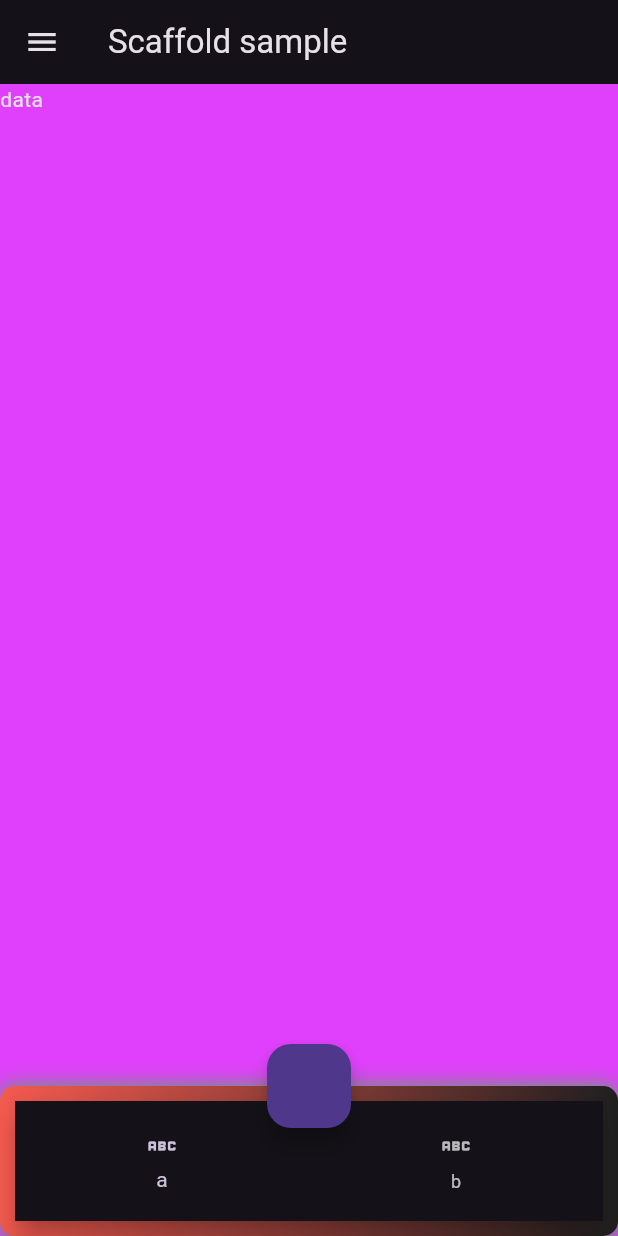
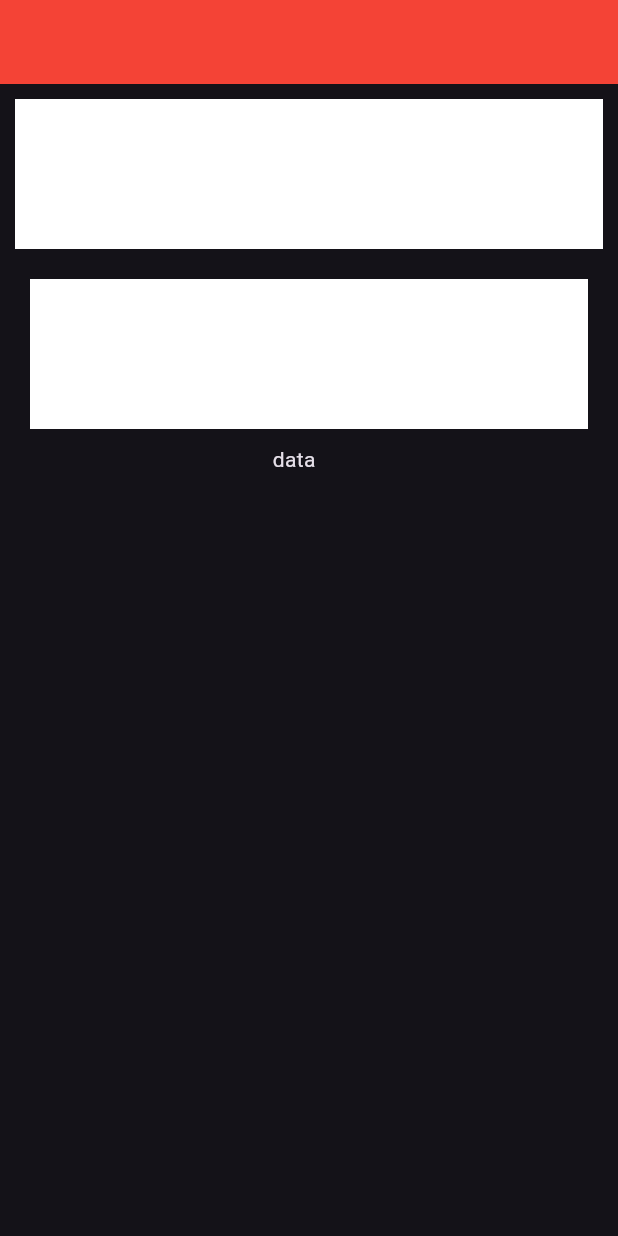
Before and after one commit to senaykeskin/flutter_exercises, a Flutter app: the screen it shows after launch, on a phone screen of 412 x 824 dp. Run offline on Flutter 3.47's test engine with Material 3 defaults, Android fonts, the light colour scheme and no system bars.

Commit message:
basic components were learned(2)
- app bar
- buttons
- colors
- icons
- stateless widget
- text

```diff
--- /dev/null
+++ b/lib/101/padding_learn.dart
@@ -0,0 +1,31 @@
+import 'package:flutter/material.dart';
+
+class PaddingLearn extends StatelessWidget {
+  const PaddingLearn({super.key});
+
+  @override
+  Widget build(BuildContext context) {
+    return Scaffold(
+      appBar: AppBar(),
+      body: Column(
+        children: [
+          Padding(
+              padding: const EdgeInsets.all(10),
+              child: Container(
+                color: Colors.white,
+                height: 100,
+              )),
+          Padding(
+            padding: const EdgeInsets.symmetric(horizontal: 20, vertical: 10),
+            child: Container(
+              color: Colors.white,
+              height: 100,
+            ),
+          ),
+          Padding(
+              padding: EdgeInsets.only(right: 20), child: const Text("data")),
+        ],
+      ),
+    );
+  }
+}
--- a/lib/101/text_learn_view.dart
+++ b/lib/101/text_learn_view.dart
@@ -24,7 +24,6 @@ class TextLearnView extends StatelessWidget {
 
       Text(userName ?? ""),
       Text(keys.welcome),
-
       Text(
         ("Hello $name ${name.length}"),
         maxLines: 2,
--- a/lib/main.dart
+++ b/lib/main.dart
@@ -1,7 +1,14 @@
 import 'package:flutter/material.dart';
-import 'package:flutter_exercises/101/container_sized_box_learn.dart';
-import 'package:flutter_exercises/101/scaffold_learn.dart';
-import 'package:flutter_exercises/101/text_learn_view.dart';
+import 'package:flutter/services.dart';
+import 'package:flutter_exercises/101/padding_learn.dart';
+//import 'package:flutter_exercises/101/color_learn.dart';
+//import 'package:flutter_exercises/101/stateless_learn.dart';
+//import 'package:flutter_exercises/101/app_bar_view.dart';
+//import 'package:flutter_exercises/101/icon_learn.dart';
+//import 'package:flutter_exercises/101/button_learn.dart';
+// import 'package:flutter_exercises/101/container_sized_box_learn.dart';
+// import 'package:flutter_exercises/101/scaffold_learn.dart';
+// import 'package:flutter_exercises/101/text_learn_view.dart';
 
 void main() {
   runApp(const MyApp());
@@ -16,8 +23,15 @@
     return MaterialApp(
       title: 'Flutter Demo',
       debugShowCheckedModeBanner: false,
-      theme: ThemeData.dark(),
-      home: ScaffoldLearnView(),
+      theme: ThemeData.dark().copyWith(
+        appBarTheme: AppBarTheme(
+          centerTitle: true,
+            backgroundColor: Colors.red,
+            elevation: 0,
+          systemOverlayStyle: SystemUiOverlayStyle.light
+        )
+      ),
+      home: PaddingLearn(),
     );
   }
 }
```
Also changed, not shown: lib/101/app_bar_view.dart (added, +26 -0 lines), lib/101/button_learn.dart (added, +61 -0 lines), lib/101/color_learn.dart (added, +21 -0 lines), lib/101/icon_learn.dart (added, +46 -0 lines), lib/101/stateless_learn.dart (added, +53 -0 lines).
